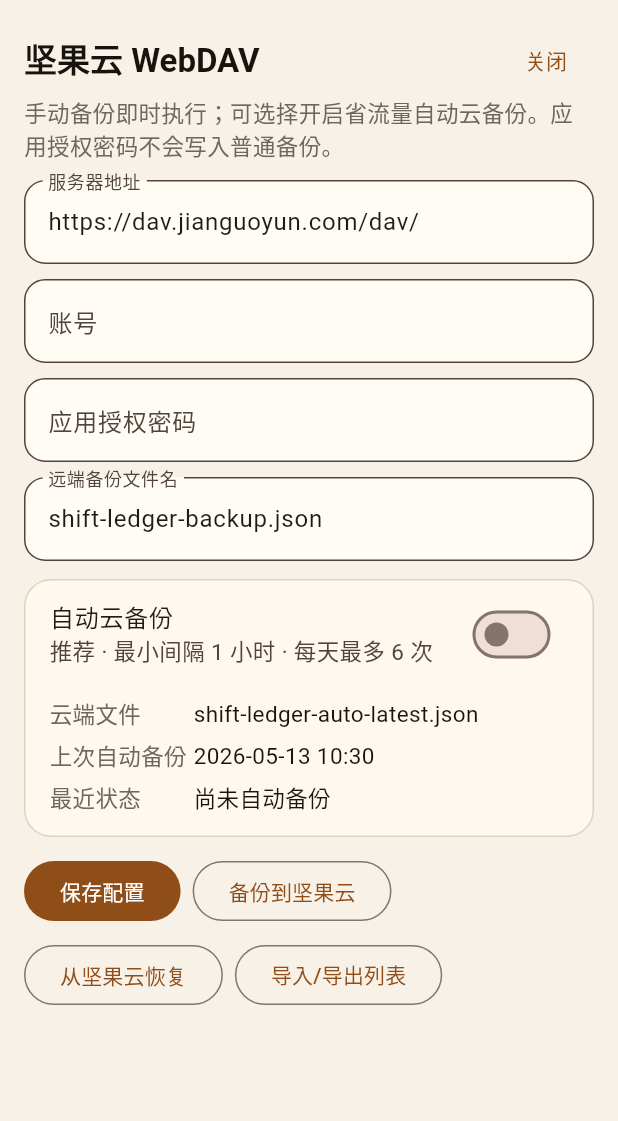
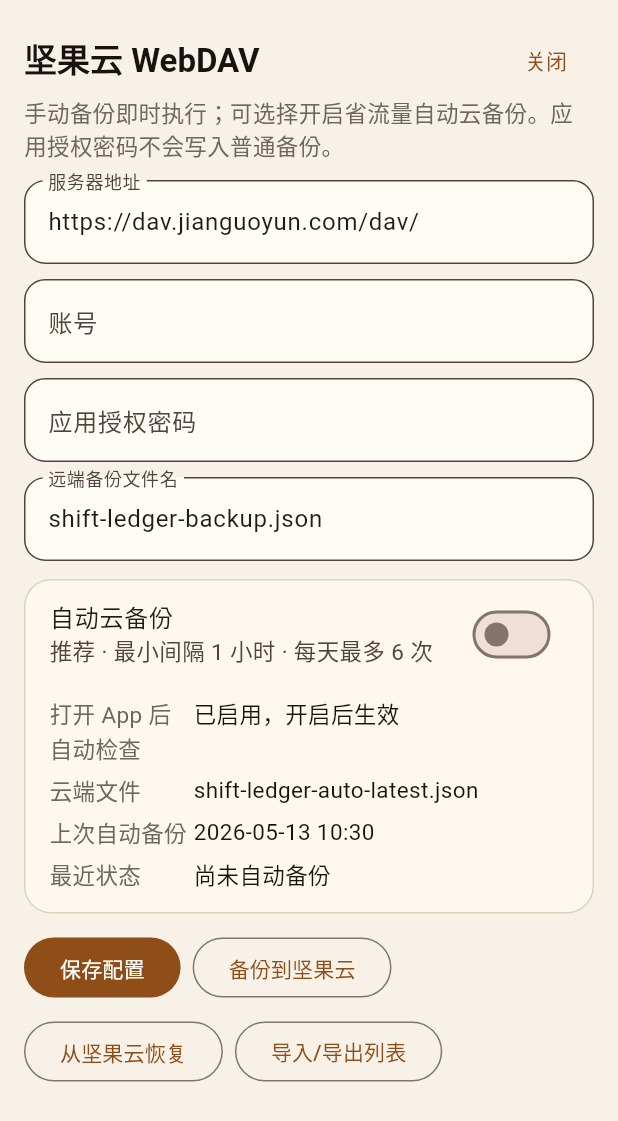
Before and after one commit to congmucc/shift-ledger-android, a Flutter app: the WebDavSheet widget shown alone on an empty page, opened directly with empty values, on a phone screen of 412 x 824 dp. Shown: the top 1121 px of the screen. Run offline on Flutter 3.47's test engine with Material 3 defaults, Android fonts, the phone set to English and light mode, and no system bars; our stand-ins replace flutter_secure_storage; accounts and stored records are empty.

Commit message:
fix: clarify automatic backup startup behavior

```diff
--- a/lib/src/ui/pages/settings_page.dart
+++ b/lib/src/ui/pages/settings_page.dart
@@ -846,6 +846,7 @@
             child: Column(
               crossAxisAlignment: CrossAxisAlignment.start,
               children: [
+                const _StatusLine(label: '打开 App 后自动检查', value: '已启用，开启后生效'),
                 _StatusLine(
                   label: '云端文件',
                   value: widget.state.autoBackupConfig.remotePath,
```
Also changed, not shown: 1 other file.
